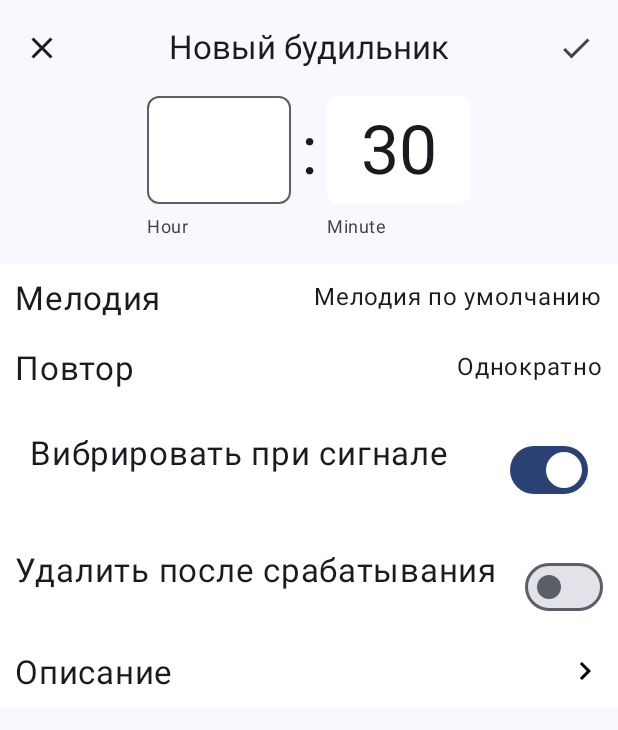
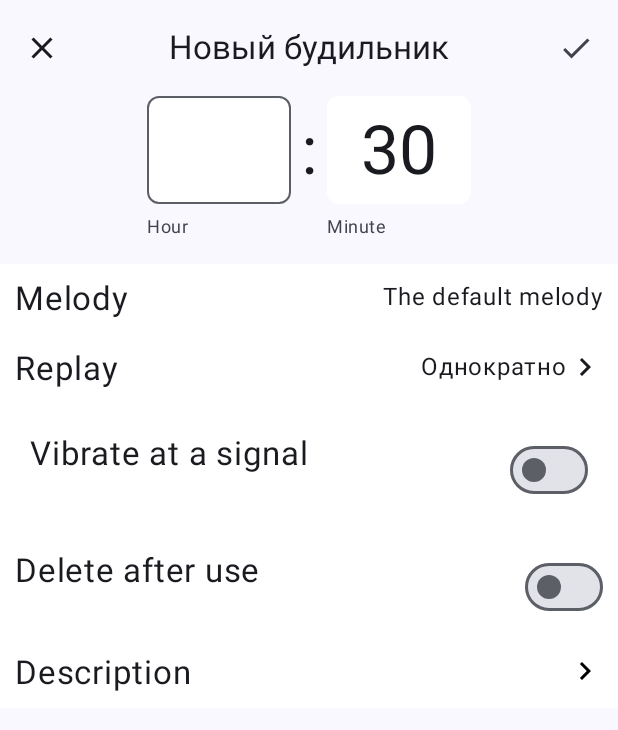
Before and after one commit to Wonder0fYou/NoteApp, an Android app built with Jetpack Compose: the composable AddAlarmScreen shown on its own in the app's theme, on a phone screen of 412 x 824 dp. Shown: the top 730 px of the screen. Run offline under Robolectric (Android 15) with nearby library versions, the phone set to English and light mode, and no system bars; our stand-ins replace Dagger/Hilt's generated code, Room's generated code.

Commit message:
simple UI Alarm Clock

```diff
--- a/app/src/main/AndroidManifest.xml
+++ b/app/src/main/AndroidManifest.xml
@@ -14,12 +14,13 @@
         android:roundIcon="@mipmap/ic_launcher_round"
         android:supportsRtl="true"
         android:theme="@style/Theme.NoteApp"
-        tools:targetApi="31">
+        tools:targetApi="29">
         <activity
             android:name=".MainActivity"
             android:exported="true"
             android:theme="@style/Theme.NoteApp"
-            android:windowSoftInputMode="adjustPan">
+            android:windowSoftInputMode="adjustPan"
+            android:configChanges="orientation|screenSize|screenLayout">
             <intent-filter>
                 <action android:name="android.intent.action.MAIN" />
                 <category android:name="android.intent.category.LAUNCHER" />
--- a/app/src/main/java/app/noteapp/compose/alarmclock/AddAlarmScreen.kt
+++ b/app/src/main/java/app/noteapp/compose/alarmclock/AddAlarmScreen.kt
@@ -4,6 +4,9 @@ import android.os.Build
 import androidx.annotation.RequiresApi
 import androidx.compose.material3.Scaffold
 import androidx.compose.runtime.Composable
+import androidx.compose.runtime.mutableStateOf
+import androidx.compose.runtime.remember
+import androidx.compose.ui.focus.FocusRequester
 import androidx.hilt.navigation.compose.hiltViewModel
 import app.noteapp.compose.alarmclock.components.AddAlarmTopBar
 import app.noteapp.compose.alarmclock.timeinput.ClockInput
@@ -16,7 +19,9 @@ fun AddAlarmScreen(
     viewModel: AlarmViewModel = hiltViewModel(),
     onBackClick: () -> Unit
 ) {
-//    var selectedTime = Calendar.getInstance()
+    val focusRequester = remember {
+        mutableStateOf(FocusRequester())
+    }
     Scaffold (
         topBar = {
             AddAlarmTopBar(
@@ -26,15 +31,9 @@ fun AddAlarmScreen(
             )
         }
     ){ paddingValues ->
-//        ClockPicker(
-//            paddingValues = paddingValues,
-//            selectedTime = selectedTime,
-//            onValueChange = { newTime ->
-//                selectedTime = newTime
-//            }
-//        )
         ClockInput(
-            paddingValues = paddingValues
+            paddingValues = paddingValues,
+            focusRequester = focusRequester
         )
     }
 }
--- a/app/src/main/java/app/noteapp/compose/alarmclock/timeinput/ClockInput.kt
+++ b/app/src/main/java/app/noteapp/compose/alarmclock/timeinput/ClockInput.kt
@@ -1,42 +1,46 @@
 package app.noteapp.compose.alarmclock.timeinput
 
-import androidx.compose.foundation.clickable
 import androidx.compose.foundation.layout.Column
 import androidx.compose.foundation.layout.PaddingValues
-import androidx.compose.foundation.layout.Row
-import androidx.compose.foundation.layout.Spacer
 import androidx.compose.foundation.layout.fillMaxWidth
 import androidx.compose.foundation.layout.imePadding
 import androidx.compose.foundation.layout.padding
-import androidx.compose.material3.Card
-import androidx.compose.material3.CardDefaults
 import androidx.compose.material3.ExperimentalMaterial3Api
 import androidx.compose.material3.Surface
-import androidx.compose.material3.Switch
-import androidx.compose.material3.Text
 import androidx.compose.material3.TimeInput
 import androidx.compose.material3.TimePickerDefaults
 import androidx.compose.material3.rememberTimePickerState
 import androidx.compose.runtime.Composable
+import androidx.compose.runtime.MutableState
 import androidx.compose.runtime.mutableStateOf
 import androidx.compose.runtime.saveable.rememberSaveable
 import androidx.compose.ui.Alignment
-import androidx.compose.ui.ExperimentalComposeUiApi
 import androidx.compose.ui.Modifier
 import androidx.compose.ui.focus.FocusRequester
 import androidx.compose.ui.focus.focusRequester
 import androidx.compose.ui.graphics.Color
-import androidx.compose.ui.graphics.RectangleShape
 import androidx.compose.ui.unit.dp
-import androidx.compose.ui.unit.sp
 import java.util.Calendar
 
-@OptIn(ExperimentalMaterial3Api::class, ExperimentalComposeUiApi::class)
+@OptIn(ExperimentalMaterial3Api::class)
 @Composable
 fun ClockInput(
-    paddingValues: PaddingValues = PaddingValues(16.dp)
+    paddingValues: PaddingValues = PaddingValues(16.dp),
+    focusRequester: MutableState<FocusRequester>
 ) {
-    val openBottomSheetDescription = rememberSaveable {
+    val openDialogDescription = rememberSaveable {
+        mutableStateOf(false)
+    }
+    val openBottomSheetMelody = rememberSaveable {
+        mutableStateOf(false)
+    }
+    val switchDeleteAfterUse = rememberSaveable {
+        mutableStateOf(false)
+    }
+    val switchVibration = rememberSaveable {
+        mutableStateOf(false)
+    }
+    val openBottomSheetReplay = rememberSaveable {
         mutableStateOf(false)
     }
 
@@ -56,7 +60,7 @@ fun ClockInput(
         Surface (
             modifier = Modifier
                 .align(Alignment.CenterHorizontally)
-                .focusRequester(FocusRequester.Cancel)
+                .focusRequester(focusRequester.value)
         ) {
             TimeInput(
                 state = timePickerState,
@@ -66,124 +70,42 @@ fun ClockInput(
                 ),
                 modifier = Modifier
                     .align(Alignment.CenterHorizontally)
+                    .focusRequester(focusRequester.value)
             )
         }
-        Melody()
-        Replay()
-        Vibration()
-        DeleteAfterUse()
+        Melody(
+            onMelodyClick = {
+                openBottomSheetMelody.value = true
+            },
+            openBottomSheetMelody = openBottomSheetMelody
+        )
+        Replay(
+            onReplayClick = {
+                openBottomSheetReplay.value = true
+            },
+            openBottomSheetReplay = openBottomSheetReplay
+        )
+        Vibration(
+            onVibrateClick = {
+                if (switchVibration.value) {
+                    switchVibration.value = false
+                } else {switchVibration.value = true}
+            },
+            switchVibration = switchVibration
+        )
+        DeleteAfterUse(
+            onDeleteAfterUseClick = {
+                if (switchDeleteAfterUse.value) {
+                    switchDeleteAfterUse.value = false
+                } else {switchDeleteAfterUse.value = true}
+            },
+            switchDeleteAfterUse = switchDeleteAfterUse
+        )
         Description(
             onDescriptionClick = {
-                openBottomSheetDescription.value = true
+                openDialogDescription.value = true
             },
-            openBottomSheetDescription = openBottomSheetDescription
+            openDialogDescription = openDialogDescription
         )
     }
 }
-
-@Composable
-private fun DeleteAfterUse() {
-    Card(
-        colors = CardDefaults.cardColors(
-            containerColor = Color.White
-        ),
-        shape = RectangleShape,
-        modifier = Modifier
-            .clickable { }
-    ) {
-        Row(
-            modifier = Modifier
-                .padding(10.dp)
-        ) {
-            Text(
-                text = "Удалить после срабатывания",
-                fontSize = 22.sp
-            )
-            Spacer(modifier = Modifier.weight(1f))
-            Switch(
-                checked = false,
-                onCheckedChange = {}
-            )
-        }
-    }
-}
-
-@Composable
-private fun Vibration() {
-    Card(
-        colors = CardDefaults.cardColors(
-            containerColor = Color.White
-        ),
-        shape = RectangleShape,
-        modifier = Modifier
-            .clickable { }
-    ) {
-        Row(
-            modifier = Modifier
-                .padding(20.dp)
-        ) {
-            Text(
-                text = "Вибрировать при сигнале",
-                fontSize = 22.sp
-            )
-            Spacer(modifier = Modifier.weight(1f))
-            Switch(
-                checked = true,
-                onCheckedChange = {}
-            )
-        }
-    }
-}
-
-@Composable
-private fun Replay() {
-    Card(
-        colors = CardDefaults.cardColors(
-            containerColor = Color.White
-        ),
-        shape = RectangleShape,
-        modifier = Modifier
-            .clickable { }
-    ) {
-        Row(
-            modifier = Modifier
-                .padding(10.dp)
-        ) {
-            Text(
-                text = "Повтор",
-                fontSize = 22.sp,
-                modifier = Modifier
-            )
-            Spacer(modifier = Modifier.weight(1f))
-            Text(
-                text = "Однократно",
-                modifier = Modifier
-
-            )
-        }
-    }
-}
-
-@Composable
-private fun Melody() {
-    Card(
-        colors = CardDefaults.cardColors(
-            containerColor = Color.White
-        ),
-        shape = RectangleShape,
-        modifier = Modifier
-            .clickable { }
-    ) {
-        Row(
-            modifier = Modifier
-                .padding(10.dp)
-        ) {
-            Text(
-                text = "Мелодия",
-                fontSize = 22.sp
-            )
-            Spacer(modifier = Modifier.weight(1f))
-            Text(text = "Мелодия по умолчанию")
-        }
-    }
-}
--- /dev/null
+++ b/app/src/main/java/app/noteapp/compose/alarmclock/timeinput/DeleteAfterUse.kt
@@ -0,0 +1,53 @@
+package app.noteapp.compose.alarmclock.timeinput
+
+import androidx.compose.foundation.clickable
+import androidx.compose.foundation.layout.Row
+import androidx.compose.foundation.layout.Spacer
+import androidx.compose.foundation.layout.padding
+import androidx.compose.material3.Card
+import androidx.compose.material3.CardDefaults
+import androidx.compose.material3.Switch
+import androidx.compose.material3.Text
+import androidx.compose.runtime.Composable
+import androidx.compose.runtime.MutableState
+import androidx.compose.ui.Modifier
+import androidx.compose.ui.graphics.Color
+import androidx.compose.ui.graphics.RectangleShape
+import androidx.compose.ui.res.stringResource
+import androidx.compose.ui.unit.dp
+import androidx.compose.ui.unit.sp
+import app.noteapp.R
+
+@Composable
+fun DeleteAfterUse (
+    onDeleteAfterUseClick: () -> Unit,
+    switchDeleteAfterUse: MutableState<Boolean>
+) {
+    Card(
+        colors = CardDefaults.cardColors(
+            containerColor = Color.White
+        ),
+        shape = RectangleShape,
+        modifier = Modifier
+            .clickable {
+                onDeleteAfterUseClick()
+            }
+    ) {
+        Row(
+            modifier = Modifier
+                .padding(10.dp)
+        ) {
+            Text(
+                text = stringResource(id = R.string.delete_after_use),
+                fontSize = 22.sp
+            )
+            Spacer(modifier = Modifier.weight(1f))
+            Switch(
+                checked = switchDeleteAfterUse.value,
+                onCheckedChange = {
+                    switchDeleteAfterUse.value = it
+                }
+            )
+        }
+    }
+}
--- a/app/src/main/java/app/noteapp/compose/alarmclock/timeinput/Description.kt
+++ b/app/src/main/java/app/noteapp/compose/alarmclock/timeinput/Description.kt
@@ -10,25 +10,21 @@ import androidx.compose.foundation.layout.fillMaxWidth
 import androidx.compose.foundation.layout.height
 import androidx.compose.foundation.layout.imePadding
 import androidx.compose.foundation.layout.padding
+import androidx.compose.foundation.shape.RoundedCornerShape
 import androidx.compose.material.icons.Icons
-import androidx.compose.material.icons.filled.KeyboardArrowRight
+import androidx.compose.material.icons.automirrored.filled.KeyboardArrowRight
 import androidx.compose.material.ripple.rememberRipple
 import androidx.compose.material3.Button
 import androidx.compose.material3.Card
 import androidx.compose.material3.CardDefaults
-import androidx.compose.material3.ExperimentalMaterial3Api
-import androidx.compose.material3.ModalBottomSheet
 import androidx.compose.material3.OutlinedTextField
 import androidx.compose.material3.Text
 import androidx.compose.material3.TextFieldDefaults
-import androidx.compose.material3.rememberModalBottomSheetState
 import androidx.compose.runtime.Composable
 import androidx.compose.runtime.MutableState
 import androidx.compose.runtime.getValue
 import androidx.compose.runtime.mutableStateOf
 import androidx.compose.runtime.remember
-import androidx.compose.runtime.rememberCoroutineScope
-import androidx.compose.runtime.saveable.rememberSaveable
 import androidx.compose.runtime.setValue
 import androidx.compose.ui.Alignment
 import androidx.compose.ui.Modifier
@@ -36,21 +32,17 @@ import androidx.compose.ui.focus.FocusRequester
 import androidx.compose.ui.focus.focusRequester
 import androidx.compose.ui.graphics.Color
 import androidx.compose.ui.graphics.RectangleShape
+import androidx.compose.ui.res.stringResource
 import androidx.compose.ui.unit.dp
 import androidx.compose.ui.unit.sp
-import kotlinx.coroutines.launch
+import androidx.compose.ui.window.Dialog
+import app.noteapp.R
 
-@OptIn(ExperimentalMaterial3Api::class)
 @Composable
 fun Description (
     onDescriptionClick: () -> Unit,
-    openBottomSheetDescription: MutableState<Boolean>
+    openDialogDescription: MutableState<Boolean>
 ) {
-    val scope = rememberCoroutineScope()
-    val skipPartiallyExpanded by rememberSaveable {
-        mutableStateOf(false)
-    }
-    val bottomSheetStateDescription = rememberModalBottomSheetState(skipPartiallyExpanded = skipPartiallyExpanded)
     var textDescription by remember {
         mutableStateOf("")
     }
@@ -75,21 +67,27 @@ fun Description (
                 .padding(10.dp)
         ) {
             Text(
-                text = "Описание",
+                text = stringResource(id = R.string.description),
                 fontSize = 22.sp
             )
             Spacer(modifier = Modifier.weight(1f))
             Image(
-                imageVector = Icons.Default.KeyboardArrowRight,
+                imageVector = Icons.AutoMirrored.Filled.KeyboardArrowRight,
                 contentDescription = "Description"
             )
         }
     }
-    if (openBottomSheetDescription.value) {
-        ModalBottomSheet(
-            onDismissRequest = { openBottomSheetDescription.value = false },
-            sheetState = bottomSheetStateDescription,
+    if (openDialogDescription.value) {
+        Dialog(
+            onDismissRequest = { openDialogDescription.value = false},
             content = {
+                Card(
+                    modifier = Modifier
+                        .fillMaxWidth()
+                        .height(200.dp)
+                        .padding(16.dp),
+                    shape = RoundedCornerShape(16.dp),
+                ) {
                 Column(
                     modifier = Modifier
                         .fillMaxWidth()
@@ -97,15 +95,15 @@ fun Description (
                         .imePadding()
                 ) {
                     Text(
-                        text = "Добавить описание будильника",
+                        text = stringResource(id = R.string.add_description_alarm),
                         modifier = Modifier
                             .align(Alignment.CenterHorizontally)
                     )
                     Spacer(modifier = Modifier.height(10.dp))
                     OutlinedTextField(
                         value = textDescription,
-                        onValueChange = {textDescription = it},
-                        label = { Text(text = "Текст описания")},
+                        onValueChange = { textDescription = it },
+                        label = { Text(text = stringResource(id = R.string.text_description)) },
                         colors = TextFieldDefaults.colors(
                             unfocusedContainerColor = Color.White,
                             focusedContainerColor = Color.White
@@ -114,29 +112,24 @@ fun Description (
                             .align(Alignment.CenterHorizontally)
                             .focusRequester(focusRequester)
                     )
-                    Spacer(modifier = Modifier.height(10.dp))
                     Row {
                         Button(
                             onClick = {
-                                scope
-                                    .launch { bottomSheetStateDescription.hide() }
-                                    .invokeOnCompletion {
-                                        if (!bottomSheetStateDescription.isVisible) {
-                                            openBottomSheetDescription.value = false
-                                        }
-                                    }
+                                openDialogDescription.value = false
+                                textDescription = ""
                             }
                         ) {
-                            Text(text = "Отмена")
+                            Text(text = stringResource(id = R.string.cancel))
                         }
                         Spacer(modifier = Modifier.weight(1f))
                         Button(
                             onClick = { /*TODO*/ }
                         ) {
-                            Text(text = "ОК")
+                            Text(text = stringResource(id = R.string.ok))
                         }
                     }
                 }
+                    }
             }
         )
     }
--- /dev/null
+++ b/app/src/main/java/app/noteapp/compose/alarmclock/timeinput/Melody.kt
@@ -0,0 +1,93 @@
+package app.noteapp.compose.alarmclock.timeinput
+
+import androidx.compose.foundation.clickable
+import androidx.compose.foundation.layout.Column
+import androidx.compose.foundation.layout.Row
+import androidx.compose.foundation.layout.Spacer
+import androidx.compose.foundation.layout.fillMaxWidth
+import androidx.compose.foundation.layout.padding
+import androidx.compose.foundation.lazy.LazyColumn
+import androidx.compose.foundation.lazy.items
+import androidx.compose.material3.Card
+import androidx.compose.material3.CardDefaults
+import androidx.compose.material3.ExperimentalMaterial3Api
+import androidx.compose.material3.ModalBottomSheet
+import androidx.compose.material3.Text
+import androidx.compose.material3.rememberModalBottomSheetState
+import androidx.compose.runtime.Composable
+import androidx.compose.runtime.MutableState
+import androidx.compose.ui.Alignment
+import androidx.compose.ui.Modifier
+import androidx.compose.ui.graphics.Color
+import androidx.compose.ui.graphics.RectangleShape
+import androidx.compose.ui.res.stringResource
+import androidx.compose.ui.unit.dp
+import androidx.compose.ui.unit.sp
+import app.noteapp.R
+
+@OptIn(ExperimentalMaterial3Api::class)
+@Composable
+fun Melody (
+    onMelodyClick: () -> Unit,
+    openBottomSheetMelody: MutableState<Boolean>
+) {
+    val sheetState = rememberModalBottomSheetState()
+    val musicList = listOf(
+        "Song 1",
+        "Song 2",
+        "Song 3"
+    )
+
+    Card(
+        colors = CardDefaults.cardColors(
+            containerColor = Color.White
+        ),
+        shape = RectangleShape,
+        modifier = Modifier
+            .clickable {
+                onMelodyClick()
+            }
+    ) {
+        Row(
+            modifier = Modifier
+                .padding(10.dp)
+        ) {
+            Text(
+                text = stringResource(id = R.string.melody),
+                fontSize = 22.sp
+            )
+            Spacer(modifier = Modifier.weight(1f))
+            Text(text = stringResource(id = R.string.default_melody))
+        }
+    }
+    if (openBottomSheetMelody.value) {
+        ModalBottomSheet(
+            onDismissRequest = { openBottomSheetMelody.value = false},
+            sheetState = sheetState,
+            content = {
+                Column (
+                    modifier = Modifier
+                        .fillMaxWidth()
+                        .padding(10.dp)
+                ){
+                    Text(
+                        text = stringResource(id = R.string.music_list),
+                        fontSize = 25.sp,
+                        modifier = Modifier
+                            .align(Alignment.CenterHorizontally)
+                    )
+                    LazyColumn {
+                        items(musicList) { song ->
+                            Text(
+                                text = song,
+                                fontSize = 20.sp,
+                                modifier = Modifier
+                                    .padding(10.dp)
+                            )
+                        }
+                    }
+                }
+            }
+        )
+    }
+}
--- /dev/null
+++ b/app/src/main/java/app/noteapp/compose/alarmclock/timeinput/Replay.kt
@@ -0,0 +1,73 @@
+package app.noteapp.compose.alarmclock.timeinput
+
+import androidx.compose.foundation.clickable
+import androidx.compose.foundation.layout.Row
+import androidx.compose.foundation.layout.Spacer
+import androidx.compose.foundation.layout.padding
+import androidx.compose.material.icons.Icons
+import androidx.compose.material.icons.automirrored.filled.KeyboardArrowRight
+import androidx.compose.material3.Card
+import androidx.compose.material3.CardDefaults
+import androidx.compose.material3.ExperimentalMaterial3Api
+import androidx.compose.material3.Icon
+import androidx.compose.material3.ModalBottomSheet
+import androidx.compose.material3.Text
+import androidx.compose.material3.rememberModalBottomSheetState
+import androidx.compose.runtime.Composable
+import androidx.compose.runtime.MutableState
+import androidx.compose.ui.Modifier
+import androidx.compose.ui.graphics.Color
+import androidx.compose.ui.graphics.RectangleShape
+import androidx.compose.ui.res.stringResource
+import androidx.compose.ui.unit.dp
+import androidx.compose.ui.unit.sp
+import app.noteapp.R
+
+@OptIn(ExperimentalMaterial3Api::class)
+@Composable
+fun Replay (
+    onReplayClick: () -> Unit,
+    openBottomSheetReplay: MutableState<Boolean>
+) {
+    val sheetState = rememberModalBottomSheetState()
+
+    Card(
+        colors = CardDefaults.cardColors(
+            containerColor = Color.White
+        ),
+        shape = RectangleShape,
+        modifier = Modifier
+            .clickable {
+                onReplayClick()
+            }
+    ) {
+        Row(
+            modifier = Modifier
+                .padding(10.dp)
+        ) {
+            Text(
+                text = stringResource(id = R.string.replay),
+                fontSize = 22.sp,
+                modifier = Modifier
+            )
+            Spacer(modifier = Modifier.weight(1f))
+            Text(
+                text = "Однократно",
+                modifier = Modifier
+            )
+            Icon(
+                imageVector = Icons.AutoMirrored.Filled.KeyboardArrowRight,
+                contentDescription = "Choose music"
+            )
+        }
+    }
+    if (openBottomSheetReplay.value) {
+        ModalBottomSheet(
+            onDismissRequest = { openBottomSheetReplay.value = false },
+            sheetState = sheetState,
+            content = {
+
+            }
+        )
+    }
+}
--- /dev/null
+++ b/app/src/main/java/app/noteapp/compose/alarmclock/timeinput/Vibration.kt
@@ -0,0 +1,53 @@
+package app.noteapp.compose.alarmclock.timeinput
+
+import androidx.compose.foundation.clickable
+import androidx.compose.foundation.layout.Row
+import androidx.compose.foundation.layout.Spacer
+import androidx.compose.foundation.layout.padding
+import androidx.compose.material3.Card
+import androidx.compose.material3.CardDefaults
+import androidx.compose.material3.Switch
+import androidx.compose.material3.Text
+import androidx.compose.runtime.Composable
+import androidx.compose.runtime.MutableState
+import androidx.compose.ui.Modifier
+import androidx.compose.ui.graphics.Color
+import androidx.compose.ui.graphics.RectangleShape
+import androidx.compose.ui.res.stringResource
+import androidx.compose.ui.unit.dp
+import androidx.compose.ui.unit.sp
+import app.noteapp.R
+
+@Composable
+fun Vibration (
+    onVibrateClick: () -> Unit,
+    switchVibration: MutableState<Boolean>
+) {
+    Card(
+        colors = CardDefaults.cardColors(
+            containerColor = Color.White
+        ),
+        shape = RectangleShape,
+        modifier = Modifier
+            .clickable {
+                onVibrateClick()
+            }
+    ) {
+        Row(
+            modifier = Modifier
+                .padding(20.dp)
+        ) {
+            Text(
+                text = stringResource(id = R.string.vibrate_at_a_signal),
+                fontSize = 22.sp
+            )
+            Spacer(modifier = Modifier.weight(1f))
+            Switch(
+                checked = switchVibration.value,
+                onCheckedChange = {
+                    switchVibration.value = it
+                }
+            )
+        }
+    }
+}
--- a/app/src/main/res/values/strings.xml
+++ b/app/src/main/res/values/strings.xml
@@ -3,4 +3,15 @@
     <string name="app_name">NoteApp</string>
     <string name="joke">Анекдот</string>
     <string name="message">Появился, значит, в зоне, Черный Сталкер</string>
+    <string name="description" translation_description = "">Description</string>
+    <string name="text_description" tranlation_description ="">Add a description</string>
+    <string name="ok">ОК</string>
+    <string name="cancel" tranlation_description ="">Cancel</string>
+    <string name="add_description_alarm" tranlation_description ="">Add description alarm</string>
+    <string name="default_melody" tranlation_description ="">The default melody</string>
+    <string name="melody" tranlation_description ="">Melody</string>
+    <string name="music_list" tranlation_description ="">Music list</string>
+    <string name="delete_after_use" tranlation_description ="">Delete after use</string>
+    <string name="vibrate_at_a_signal" tranlation_description ="">Vibrate at a signal</string>
+    <string name="replay" tranlation_description ="">Replay</string>
 </resources>
```
Also changed, not shown: app/src/main/java/app/noteapp/domain/model/AlarmClock.kt (+41 -13 lines), app/src/main/res/layout/description_bottom_sheet.xml (added, +49 -0 lines), 1 other file.
